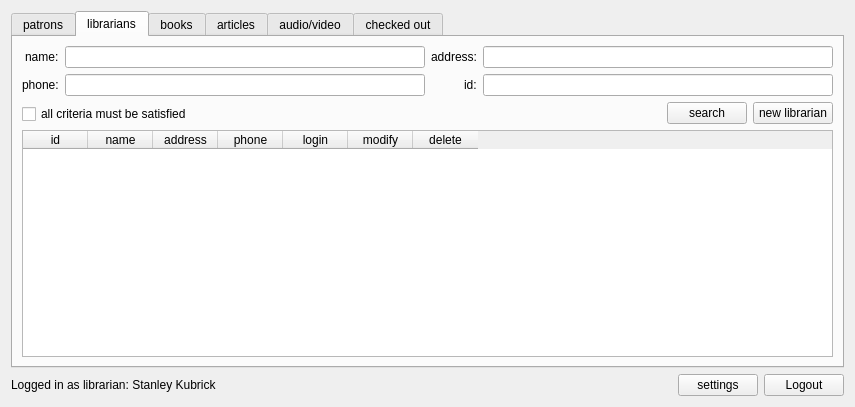
Old version of the form librarian.ui in the repository Louie-ru/LMS-INNO.
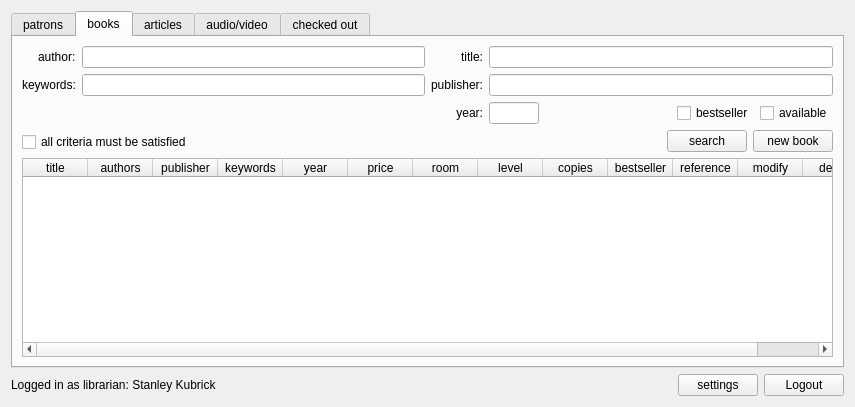
New version of the form. The open tabs and pages were chosen to show the change.

Patch:
```diff
--- a/librarian.ui
+++ b/librarian.ui
@@ -274,159 +274,6 @@
        </item>
       </layout>
      </widget>
-     <widget class="QWidget" name="tab_librarians">
-      <attribute name="title">
-       <string>librarians</string>
-      </attribute>
-      <layout class="QVBoxLayout" name="verticalLayout_27">
-       <item>
-        <layout class="QHBoxLayout" name="horizontalLayout_5">
-         <item>
-          <layout class="QVBoxLayout" name="verticalLayout_6">
-           <item>
-            <layout class="QFormLayout" name="formLayout_3">
-             <property name="labelAlignment">
-              <set>Qt::AlignRight|Qt::AlignTrailing|Qt::AlignVCenter</set>
-             </property>
-             <item row="0" column="0">
-              <widget class="QLabel" name="label_19">
-               <property name="text">
-                <string>name:</string>
-               </property>
-              </widget>
-             </item>
-             <item row="0" column="1">
-              <widget class="QLineEdit" name="line_librarian_name"/>
-             </item>
-             <item row="1" column="0">
-              <widget class="QLabel" name="label_13">
-               <property name="text">
-                <string>phone:</string>
-               </property>
-              </widget>
-             </item>
-             <item row="1" column="1">
-              <widget class="QLineEdit" name="line_librarian_phone"/>
-             </item>
-            </layout>
-           </item>
-           <item>
-            <widget class="QCheckBox" name="checkbox_librarian_criteria">
-             <property name="text">
-              <string>all criteria must be satisfied</string>
-             </property>
-            </widget>
-           </item>
-          </layout>
-         </item>
-         <item>
-          <layout class="QVBoxLayout" name="verticalLayout_5">
-           <item>
-            <layout class="QFormLayout" name="formLayout_4">
-             <property name="labelAlignment">
-              <set>Qt::AlignRight|Qt::AlignTrailing|Qt::AlignVCenter</set>
-             </property>
-             <item row="0" column="0">
-              <widget class="QLabel" name="label_18">
-               <property name="text">
-                <string>address:</string>
-               </property>
-              </widget>
-             </item>
-             <item row="0" column="1">
-              <widget class="QLineEdit" name="line_librarian_adress"/>
-             </item>
-             <item row="1" column="0">
-              <widget class="QLabel" name="label_15">
-               <property name="text">
-                <string>id:</string>
-               </property>
-              </widget>
-             </item>
-             <item row="1" column="1">
-              <widget class="QLineEdit" name="line_librarian_id"/>
-             </item>
-            </layout>
-           </item>
-           <item>
-            <layout class="QHBoxLayout" name="horizontalLayout_4">
-             <item>
-              <spacer name="horizontalSpacer_3">
-               <property name="orientation">
-                <enum>Qt::Horizontal</enum>
-               </property>
-               <property name="sizeHint" stdset="0">
-                <size>
-                 <width>40</width>
-                 <height>20</height>
-                </size>
-               </property>
-              </spacer>
-             </item>
-             <item>
-              <widget class="QPushButton" name="button_search_librarians">
-               <property name="text">
-                <string>search</string>
-               </property>
-              </widget>
-             </item>
-             <item>
-              <widget class="QPushButton" name="button_new_librarian">
-               <property name="text">
-                <string>new librarian</string>
-               </property>
-              </widget>
-             </item>
-            </layout>
-           </item>
-          </layout>
-         </item>
-        </layout>
-       </item>
-       <item>
-        <widget class="QTableWidget" name="table_librarian">
-         <attribute name="horizontalHeaderDefaultSectionSize">
-          <number>65</number>
-         </attribute>
-         <column>
-          <property name="text">
-           <string>id</string>
-          </property>
-         </column>
-         <column>
-          <property name="text">
-           <string>name</string>
-          </property>
-         </column>
-         <column>
-          <property name="text">
-           <string>address</string>
-          </property>
-         </column>
-         <column>
-          <property name="text">
-           <string>phone</string>
-          </property>
-         </column>
-         <column>
-          <property name="text">
-           <string>login</string>
-          </property>
-         </column>
-         <column>
-          <property name="text">
-           <string>modify</string>
-          </property>
-         </column>
-         <column>
-          <property name="text">
-           <string>delete</string>
-          </property>
-         </column>
-        </widget>
-       </item>
-      </layout>
-     </widget>
      <widget class="QWidget" name="tab_books">
       <attribute name="title">
        <string>books</string>
```
Left out of the diff: 2 changed lines with no effect on the pictures.
